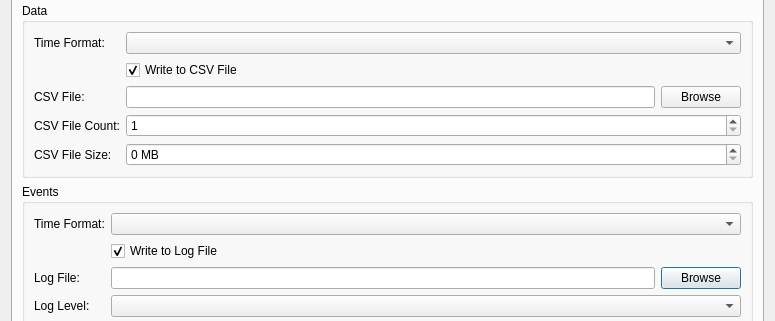
The window that src/brickv/data_logger/ui/setup_dialog.ui (Tinkerforge/brickv) describes before a commit, drawn with Qt 5; both pictures show x 0 to 775 and y 141 to 462 of the 775 by 659 pixel window.
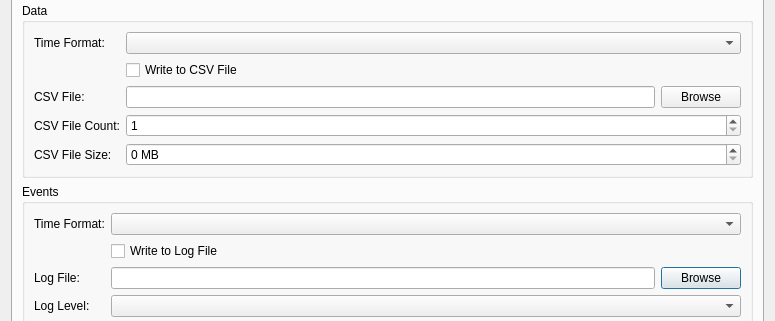
The same window after the commit.

Commit message: data-logger: Don't log to file by default

The edit to the form file:
```diff
--- a/src/brickv/data_logger/ui/setup_dialog.ui
+++ b/src/brickv/data_logger/ui/setup_dialog.ui
@@ -115,9 +115,6 @@
                 <property name="text">
                  <string>Write to Log File</string>
                 </property>
-                <property name="checked">
-                 <bool>true</bool>
-                </property>
                </widget>
               </item>
              </layout>
@@ -278,9 +275,6 @@
                 <property name="text">
                  <string>Write to CSV File</string>
                 </property>
-                <property name="checked">
-                 <bool>true</bool>
-                </property>
                </widget>
               </item>
               <item row="0" column="1">
```
